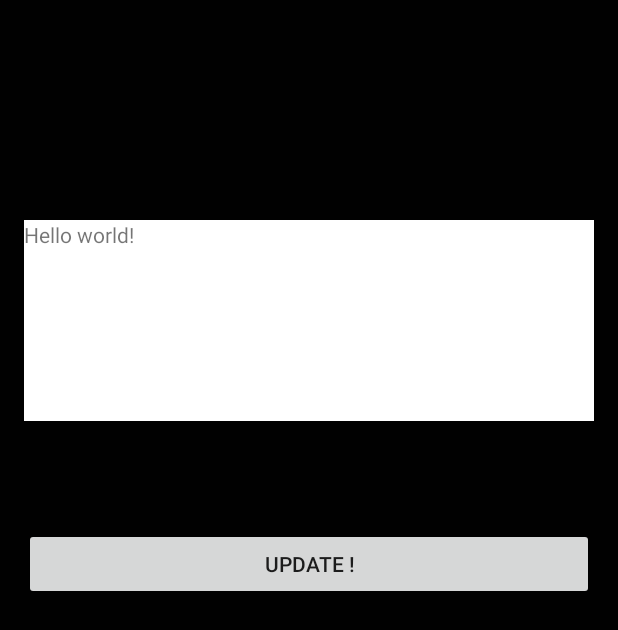
After one commit to castizo/enlighten, an Android app: the layout activity_configuration.xml on its own in the app's theme, with its tools: preview values and no code run, on a phone screen of 412 x 824 dp. The commit adds this screen. Shown: the top 630 px of the screen. Run offline under Robolectric (Android 15) with nearby library versions, the phone set to English and light mode, and no system bars; network calls fail.

Commit message:
Adding configuration window/activity

```diff
--- /dev/null
+++ b/app/src/main/res/layout/activity_configuration.xml
@@ -0,0 +1,44 @@
+<RelativeLayout xmlns:android="http://schemas.android.com/apk/res/android"
+    xmlns:tools="http://schemas.android.com/tools" android:layout_width="match_parent"
+    android:layout_height="match_parent" android:paddingLeft="@dimen/activity_horizontal_margin"
+    android:paddingRight="@dimen/activity_horizontal_margin"
+    android:paddingTop="@dimen/activity_vertical_margin"
+    android:paddingBottom="@dimen/activity_vertical_margin"
+    tools:context="com.castizer.Configuration"
+    android:background="#010101">
+
+    <LinearLayout
+        android:orientation="vertical"
+        android:layout_width="fill_parent"
+        android:layout_height="fill_parent"
+        android:weightSum="1"
+        android:background="#010101"
+    android:id="@+id/linear_layout">
+
+        <ProgressBar
+            style="?android:attr/progressBarStyleHorizontal"
+            android:layout_width="wrap_content"
+            android:layout_height="wrap_content"
+            android:id="@+id/progressBar"
+            android:layout_gravity="right"
+            android:layout_weight="0.18" />
+
+        <TextView android:text="@string/hello_world" android:layout_width="fill_parent"
+            android:layout_height="wrap_content"
+            android:id="@+id/textView"
+            android:layout_weight="0.18"
+            android:background="#ffffff" />
+
+        <Button
+            android:layout_width="fill_parent"
+            android:layout_height="wrap_content"
+            android:text="Update !"
+            android:id="@+id/button_update"
+            android:layout_below="@+id/textView"
+            android:layout_toRightOf="@+id/textView"
+            android:layout_toEndOf="@+id/textView"
+            android:layout_marginTop="71dp" />
+
+    </LinearLayout>
+
+</RelativeLayout>
--- /dev/null
+++ b/app/src/main/res/menu/menu_configuration.xml
@@ -0,0 +1,6 @@
+<menu xmlns:android="http://schemas.android.com/apk/res/android"
+    xmlns:app="http://schemas.android.com/apk/res-auto"
+    xmlns:tools="http://schemas.android.com/tools" tools:context="com.castizer.Configuration">
+    <item android:id="@+id/action_settings" android:title="@string/action_settings"
+        android:orderInCategory="100" app:showAsAction="never" />
+</menu>
--- /dev/null
+++ b/app/src/main/res/values-w820dp/dimens.xml
@@ -0,0 +1,6 @@
+<resources>
+    <!-- Example customization of dimensions originally defined in res/values/dimens.xml
+         (such as screen margins) for screens with more than 820dp of available width. This
+         would include 7" and 10" devices in landscape (~960dp and ~1280dp respectively). -->
+    <dimen name="activity_horizontal_margin">64dp</dimen>
+</resources>
--- /dev/null
+++ b/app/src/main/res/values/dimens.xml
@@ -0,0 +1,5 @@
+<resources>
+    <!-- Default screen margins, per the Android Design guidelines. -->
+    <dimen name="activity_horizontal_margin">16dp</dimen>
+    <dimen name="activity_vertical_margin">16dp</dimen>
+</resources>
--- a/app/src/main/res/values/strings.xml
+++ b/app/src/main/res/values/strings.xml
@@ -8,4 +8,8 @@
     <string name="button_05">Poing!</string>
     <string name="button_06">Exit</string>
     <string name="backgroundText">CASTIZER</string>
+    <string name="title_activity_configuration">Configuration</string>
+
+    <string name="hello_world">Hello world!</string>
+    <string name="action_settings">Settings</string>
 </resources>
```
Also changed, not shown: app/build.gradle (+9 -1 lines), app/src/main/AndroidManifest.xml (+12 -1 lines), app/src/main/java/com/castizer/CastizerConfig.java (added, +9 -0 lines), app/src/main/java/com/castizer/CastizerPlayer.java (+3 -4 lines), app/src/main/java/com/castizer/Configuration.java (added, +103 -0 lines), app/src/main/java/com/castizer/FullscreenActivity.java (+15 -2 lines), app/src/main/java/com/castizer/SongsManager.java (deleted, +0 -50 lines), app/src/main/java/com/castizer/UpdateApp.java (added, +81 -0 lines).
